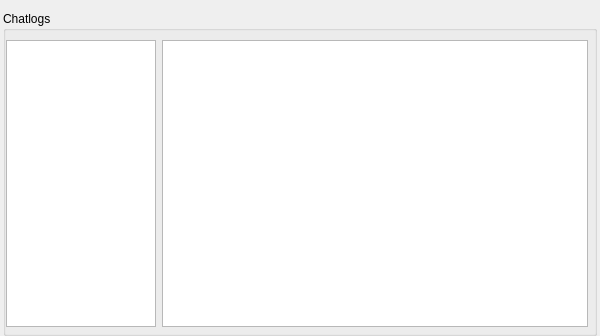
The window that src/client/gui/chatlogdialog.ui (schuay/sepm) describes before a commit, drawn with Qt 5.
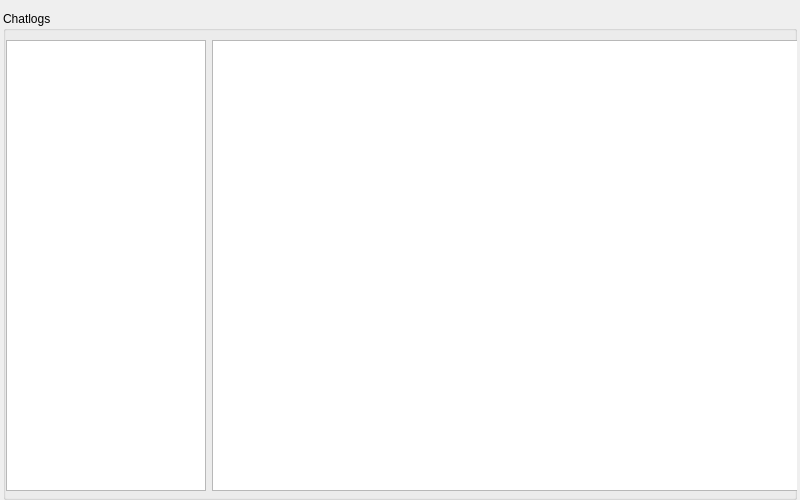
The same window after the commit.

Commit message:
Add Ui-Backend with model for ChatLogDialog #10531
Made a model for the list with the timestamps,
because it is more convenient that way.
The ChatLogDialog itself has a litte padding bug
in the ListView, that I still need to fix, otherwise
it is fully functional.

Patch:
```diff
--- a/src/client/gui/chatlogdialog.ui
+++ b/src/client/gui/chatlogdialog.ui
@@ -6,13 +6,13 @@
    <rect>
     <x>0</x>
     <y>0</y>
-    <width>600</width>
-    <height>336</height>
+    <width>800</width>
+    <height>500</height>
    </rect>
   </property>
   <property name="minimumSize">
    <size>
-    <width>600</width>
+    <width>800</width>
     <height>0</height>
    </size>
   </property>
@@ -52,18 +52,21 @@
         <item>
          <layout class="QHBoxLayout" name="horizontalLayout">
           <item>
-           <widget class="QListWidget" name="lwChatTimestampList">
+           <widget class="QListView" name="lwChatTimestampList">
+            <property name="sizePolicy">
+             <sizepolicy hsizetype="Expanding" vsizetype="Expanding">
+              <horstretch>0</horstretch>
+              <verstretch>0</verstretch>
+             </sizepolicy>
+            </property>
             <property name="minimumSize">
              <size>
-              <width>0</width>
+              <width>200</width>
               <height>0</height>
              </size>
             </property>
-            <property name="maximumSize">
-             <size>
-              <width>150</width>
-              <height>16777215</height>
-             </size>
+            <property name="textElideMode">
+             <enum>Qt::ElideRight</enum>
             </property>
             <property name="baseSize">
              <size>
@@ -77,7 +80,7 @@
            <widget class="QListWidget" name="lwChatContent">
             <property name="minimumSize">
              <size>
-              <width>250</width>
+              <width>600</width>
               <height>0</height>
              </size>
             </property>
```
Left out of the diff: 10 changed lines with no effect on the pictures. The commit also changes 6 other files.
